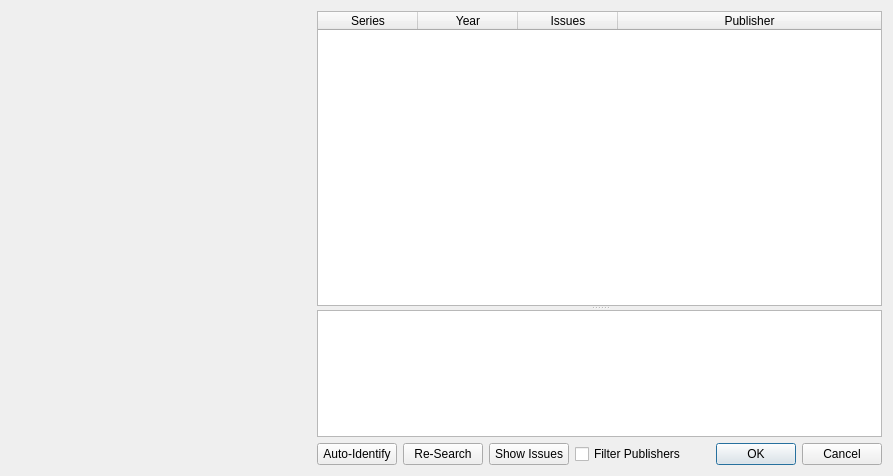
First picture: the form in comictaggerlib/ui/volumeselectionwindow.ui, repository comictagger/comictagger, before the edit.
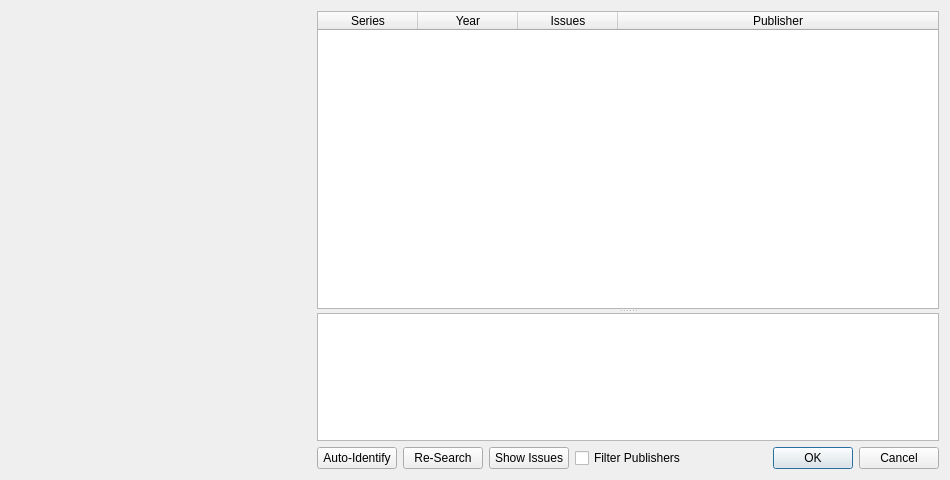
Second picture: the form after the edit.

Commit message: Increase default size of VolumeSelectionWindow

The edit to the form file:
```diff
--- a/comictaggerlib/ui/volumeselectionwindow.ui
+++ b/comictaggerlib/ui/volumeselectionwindow.ui
@@ -6,8 +6,8 @@
    <rect>
     <x>0</x>
     <y>0</y>
-    <width>893</width>
-    <height>476</height>
+    <width>950</width>
+    <height>480</height>
    </rect>
   </property>
   <property name="windowTitle">
```
